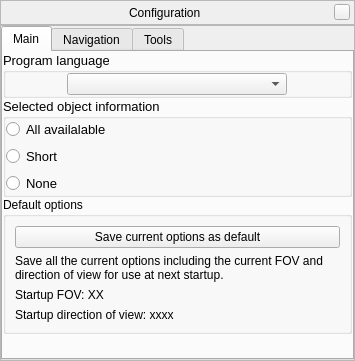
This is src/gui/configurationDialog.ui in 519984307/stellarium_src as Qt 5 draws it before an edit. The edited form follows.
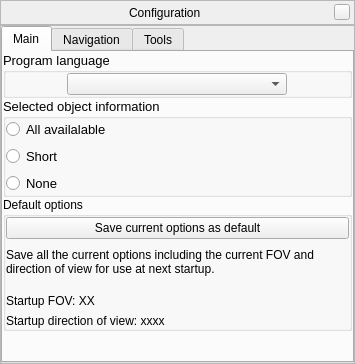
This is the edited form. Custom widgets are drawn as their Qt base class.

Commit message: Fixed 2 lines label display pblm.

What changed in the file:
```diff
--- a/src/gui/configurationDialog.ui
+++ b/src/gui/configurationDialog.ui
@@ -6,7 +6,7 @@
     <x>0</x>
     <y>0</y>
     <width>355</width>
-    <height>361</height>
+    <height>364</height>
    </rect>
   </property>
   <property name="windowTitle" >
@@ -273,32 +273,63 @@
             <property name="title" >
              <string>Default options</string>
             </property>
-            <layout class="QGridLayout" name="gridLayout" >
-             <item row="0" column="0" >
+            <layout class="QVBoxLayout" name="verticalLayout_4x" >
+             <property name="margin" >
+              <number>0</number>
+             </property>
+             <item>
               <widget class="QPushButton" name="setViewingOptionAsDefaultPushButton" >
                <property name="text" >
                 <string>Save current options as default</string>
                </property>
               </widget>
              </item>
-             <item row="1" column="0" >
+             <item>
               <widget class="QLabel" name="saveDefaultOptionsLabel" >
+               <property name="minimumSize" >
+                <size>
+                 <width>0</width>
+                 <height>33</height>
+                </size>
+               </property>
                <property name="text" >
                 <string>Save all the current options including the current FOV and direction of view for use at next startup.</string>
                </property>
+               <property name="scaledContents" >
+                <bool>false</bool>
+               </property>
+               <property name="alignment" >
+                <set>Qt::AlignLeading|Qt::AlignLeft|Qt::AlignVCenter</set>
+               </property>
                <property name="wordWrap" >
                 <bool>true</bool>
                </property>
               </widget>
              </item>
-             <item row="2" column="0" >
+             <item>
+              <spacer name="verticalSpacer_3" >
+               <property name="orientation" >
+                <enum>Qt::Vertical</enum>
+               </property>
+               <property name="sizeType" >
+                <enum>QSizePolicy::Fixed</enum>
+               </property>
+               <property name="sizeHint" stdset="0" >
+                <size>
+                 <width>20</width>
+                 <height>10</height>
+                </size>
+               </property>
+              </spacer>
+             </item>
+             <item>
               <widget class="QLabel" name="startupFOVLabel" >
                <property name="text" >
 				<string notr="true">Startup FOV: XX</string>
                </property>
               </widget>
              </item>
-             <item row="3" column="0" >
+             <item>
               <widget class="QLabel" name="startupDirectionOfViewlabel" >
                <property name="text" >
 				<string notr="true">Startup direction of view: xxxx</string>
```
Left out of the diff: 13 changed lines with no effect on the pictures.
